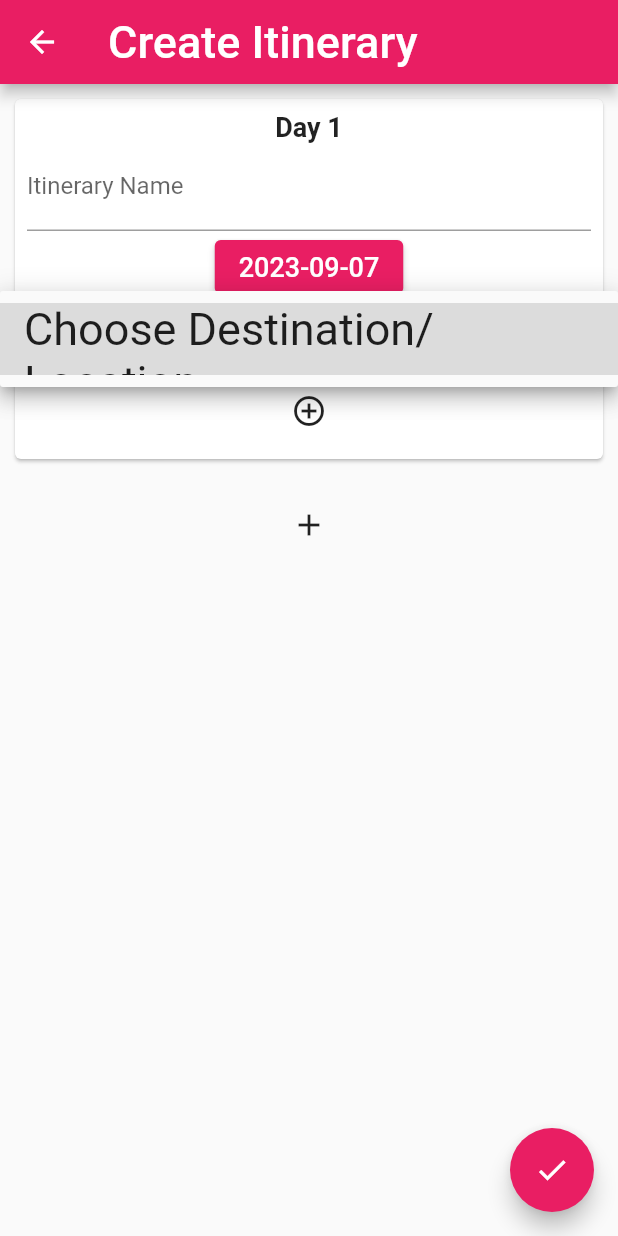
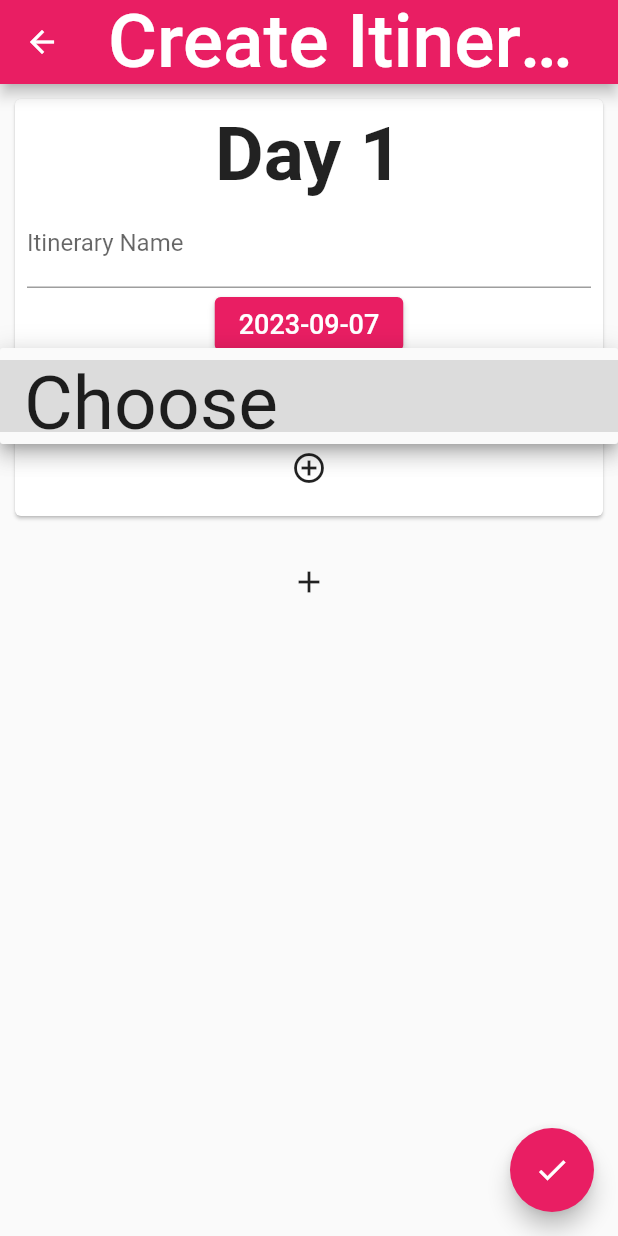
Before and after one commit to miyukiandjia/lakbayan, a Flutter app: the CreateItineraryPage screen opened directly, after a tap on "Choose Destination/Location", on a phone screen of 412 x 824 dp. Run offline on Flutter 3.47's test engine with Material 2 defaults, Android fonts, the light colour scheme and no system bars; our stand-ins replace cloud_firestore, firebase_auth, firebase_core, google_maps_flutter, image_picker, location; missing offline and left inert: excel, flutter_polyline_points; accounts and stored records are empty.

Commit message:
EDITED FONT SIEZES

```diff
--- a/lib/pages/create_itinerary_page.dart
+++ b/lib/pages/create_itinerary_page.dart
@@ -88,7 +88,7 @@ class _CreateItineraryPageState extends State<CreateItineraryPage> {
   Widget build(BuildContext context) {
     return Scaffold(
       appBar: AppBar(
-        title: const Text('Create Itinerary', style: TextStyle(fontSize: 30)),
+        title: const Text('Create Itinerary', style: TextStyle(fontSize: 50)),
       ),
       body: Padding(
         padding: const EdgeInsets.all(10.0),
@@ -144,7 +144,7 @@ class _CreateItineraryPageState extends State<CreateItineraryPage> {
               ),
             Text('Day ${index + 1}',
                 style:
-                    const TextStyle(fontSize: 18, fontWeight: FontWeight.bold)),
+                    const TextStyle(fontSize: 50, fontWeight: FontWeight.bold)),
             TextField(
               decoration: const InputDecoration(labelText: "Itinerary Name"),
               onChanged: (value) {
@@ -224,19 +224,19 @@ class LocationDropdown extends StatelessWidget {
             isExpanded: true,
             value: selectedLocation,
             hint: const Text('Choose Destination/Location',
-                style: TextStyle(fontSize: 30)),
+                style: TextStyle(fontSize: 50)),
             onChanged: onChanged,
             items: [
               const DropdownMenuItem<Location>(
                 value: null,
                 child: Text('Choose Destination/Location',
-                    style: TextStyle(fontSize: 30)),
+                    style: TextStyle(fontSize: 50)),
               ),
               ...locations.map<DropdownMenuItem<Location>>((Location location) {
                 return DropdownMenuItem<Location>(
                   value: location,
                   child: Text('${location.name} - ${location.category}',
-                      style: const TextStyle(fontSize: 30)),
+                      style: const TextStyle(fontSize: 50)),
                 );
               }).toList(),
             ],
```
